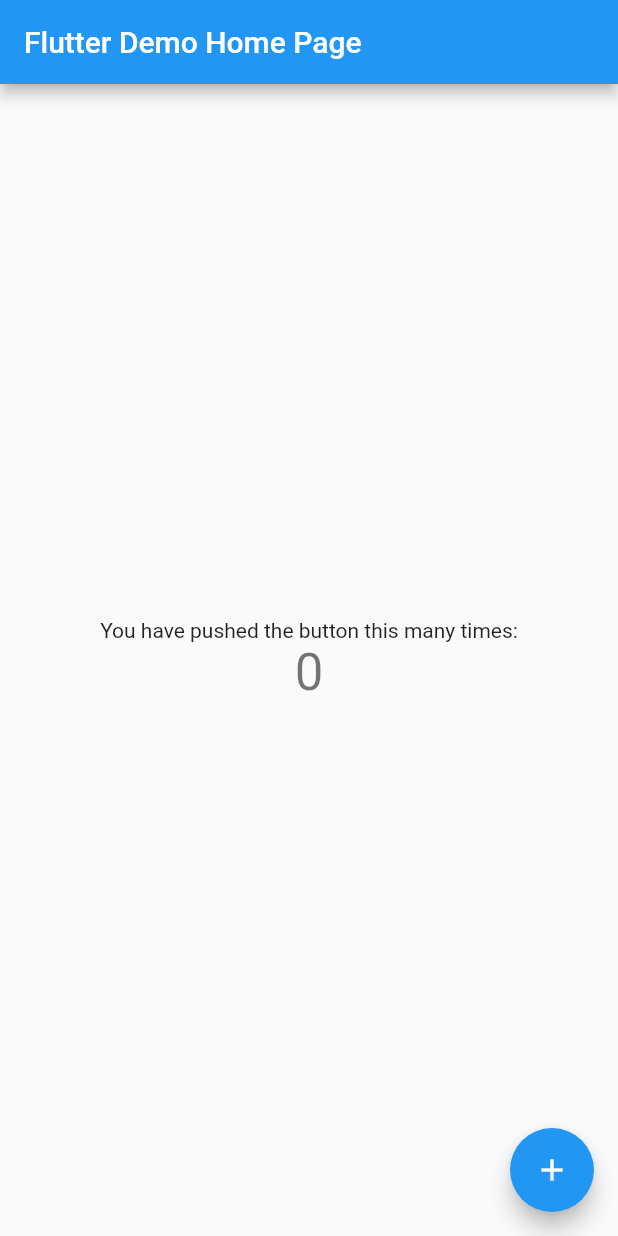
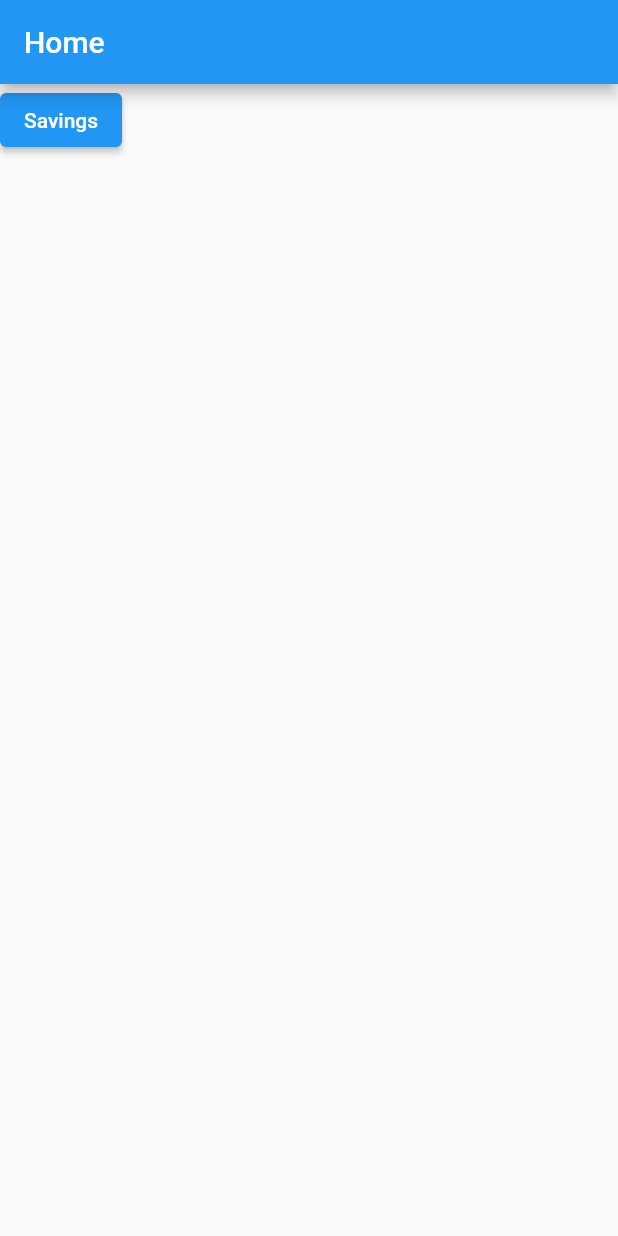
Before and after one commit to mansourem/rev_uc_2022, a Flutter app: the screen it shows after launch, on a phone screen of 412 x 824 dp. Run offline on Flutter 3.47's test engine with Material 2 defaults, Android fonts, the light colour scheme and no system bars.

Commit message:
Multi-Page

```diff
--- a/lib/main.dart
+++ b/lib/main.dart
@@ -6,41 +6,49 @@
 
 class MyApp extends StatelessWidget {
   const MyApp({Key? key}) : super(key: key);
-
-  // This widget is the root of your application.
   @override
   Widget build(BuildContext context) {
     return MaterialApp(
-      title: 'Flutter Demo',
-      theme: ThemeData(
-        // This is the theme of your application.
-        //
-        // Try running your application with "flutter run". You'll see the
-        // application has a blue toolbar. Then, without quitting the app, try
-        // changing the primarySwatch below to Colors.green and then invoke
-        // "hot reload" (press "r" in the console where you ran "flutter run",
-        // or simply save your changes to "hot reload" in a Flutter IDE).
-        // Notice that the counter didn't reset back to zero; the application
-        // is not restarted.
-        primarySwatch: Colors.blue,
+      home: Home(),
+    );
+  }
+}
+
+class Home extends StatelessWidget{
+  const Home({Key? key}) : super(key: key);
+
+  Widget build (BuildContext context){
+    return Scaffold(
+      appBar: new AppBar(
+        title: Text("Home"),
       ),
-      home: const MyHomePage(title: 'Flutter Demo Home Page'),
+      body: ElevatedButton(
+        child: Text('Savings'),
+        onPressed: () {
+          Navigator.push(
+            context,
+            new MaterialPageRoute(builder: (context) => new Savings()),
+          );
+        }
+      )
+    );
+  }
+}
+
+class Savings extends StatelessWidget{
+  @override
+  Widget build (BuildContext context){
+    return new Scaffold(
+      appBar: new AppBar(
+        title: Text("Savings"),
+      ),
+      body: Text("Your Savings: "),
     );
   }
 }
 
 class MyHomePage extends StatefulWidget {
   const MyHomePage({Key? key, required this.title}) : super(key: key);
-
-  // This widget is the home page of your application. It is stateful, meaning
-  // that it has a State object (defined below) that contains fields that affect
-  // how it looks.
-
-  // This class is the configuration for the state. It holds the values (in this
-  // case the title) provided by the parent (in this case the App widget) and
-  // used by the build method of the State. Fields in a Widget subclass are
-  // always marked "final".
-
   final String title;
 
   @override
@@ -48,68 +56,38 @@
 }
 
 class _MyHomePageState extends State<MyHomePage> {
-  int _counter = 0;
+  double _counter = 0;
 
   void _incrementCounter() {
     setState(() {
-      // This call to setState tells the Flutter framework that something has
-      // changed in this State, which causes it to rerun the build method below
-      // so that the display can reflect the updated values. If we changed
-      // _counter without calling setState(), then the build method would not be
-      // called again, and so nothing would appear to happen.
-      _counter++;
+      _counter+=0.05;
     });
   }
 
   @override
   Widget build(BuildContext context) {
-    // This method is rerun every time setState is called, for instance as done
-    // by the _incrementCounter method above.
-    //
-    // The Flutter framework has been optimized to make rerunning build methods
-    // fast, so that you can just rebuild anything that needs updating rather
-    // than having to individually change instances of widgets.
     return Scaffold(
       appBar: AppBar(
-        // Here we take the value from the MyHomePage object that was created by
-        // the App.build method, and use it to set our appbar title.
-        title: Text(widget.title),
+        title: Text('RevUC.2022'),
       ),
       body: Center(
-        // Center is a layout widget. It takes a single child and positions it
-        // in the middle of the parent.
         child: Column(
-          // Column is also a layout widget. It takes a list of children and
-          // arranges them vertically. By default, it sizes itself to fit its
-          // children horizontally, and tries to be as tall as its parent.
-          //
-          // Invoke "debug painting" (press "p" in the console, choose the
-          // "Toggle Debug Paint" action from the Flutter Inspector in Android
-          // Studio, or the "Toggle Debug Paint" command in Visual Studio Code)
-          // to see the wireframe for each widget.
-          //
-          // Column has various properties to control how it sizes itself and
-          // how it positions its children. Here we use mainAxisAlignment to
-          // center the children vertically; the main axis here is the vertical
-          // axis because Columns are vertical (the cross axis would be
-          // horizontal).
-          mainAxisAlignment: MainAxisAlignment.center,
           children: <Widget>[
-            const Text(
-              'You have pushed the button this many times:',
+            Container(
+              margin: EdgeInsets.all(25),
+              child: TextButton(
+                child: Text('Completed', style:TextStyle(fontSize:20.0),),
+                // color: Colors.blue,
+                onPressed: _incrementCounter,
+              )
             ),
-            Text(
-              '$_counter',
-              style: Theme.of(context).textTheme.headline4,
-            ),
+            const Text('Take Out the Trash',),
+            Text('$_counter', style: Theme.of(context).textTheme.headline4,),
+            const Text('Clean Your Room',),
+            Text('$_counter', style: Theme.of(context).textTheme.headline4,),
           ],
         ),
       ),
-      floatingActionButton: FloatingActionButton(
-        onPressed: _incrementCounter,
-        tooltip: 'Increment',
-        child: const Icon(Icons.add),
-      ), // This trailing comma makes auto-formatting nicer for build methods.
     );
   }
 }
```
Also changed, not shown: 1 other file.
